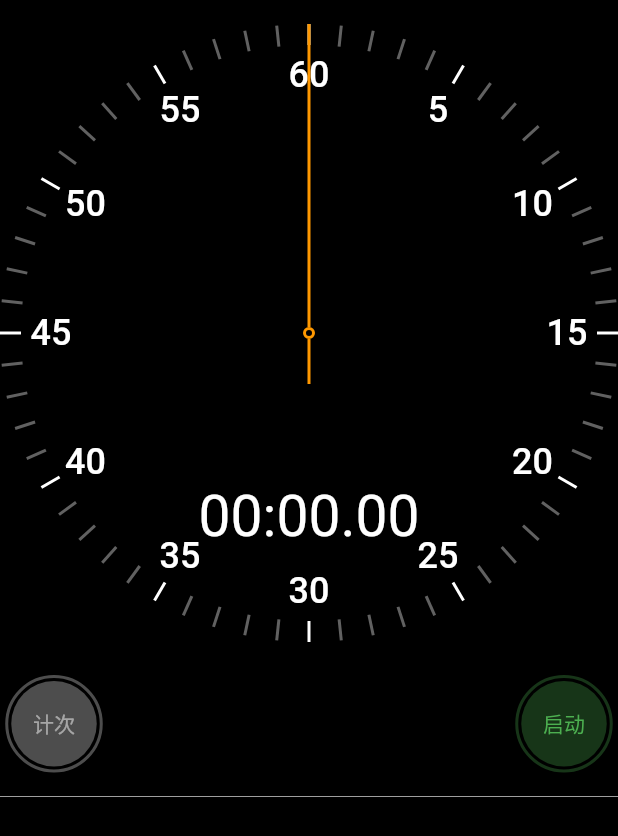
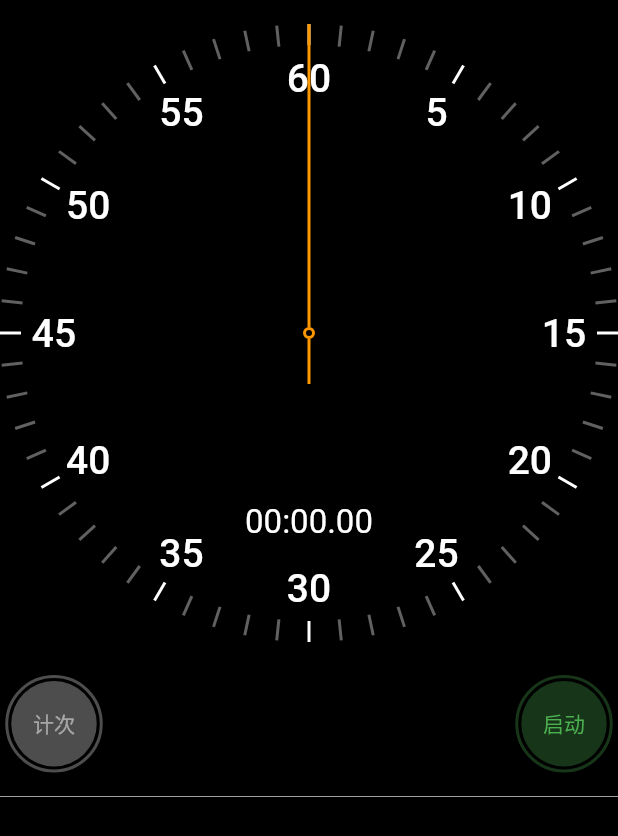
Before and after one commit to lakerszhy/stopwatch, a Flutter app: the screen it shows after launch, on a phone screen of 412 x 824 dp. Shown: the top 836 px of the screen. Run offline on Flutter 3.47's test engine with Material 2 defaults, Android fonts, the phone set to English and light mode, and no system bars; our stand-ins replace bloc, equatable, flutter_bloc.

Commit message:
调整字体大小

```diff
--- a/lib/widgets/clock_markers.dart
+++ b/lib/widgets/clock_markers.dart
@@ -80,7 +80,7 @@ class _TextMark extends StatelessWidget {
       transform: Matrix4.identity()
         ..translate(-_width / 2, -_height / 2, 0.0)
         ..rotateZ(pi * 2 * value / 60 + pi)
-        ..translate(0.0, radius - 34, 0.0)
+        ..translate(0.0, radius - 36, 0.0)
         ..rotateZ(pi - 2 * pi * value / 60),
       child: SizedBox(
         width: _width,
@@ -89,7 +89,7 @@ class _TextMark extends StatelessWidget {
           child: Text(
             value.toString(),
             style: const TextStyle(
-              fontSize: 24,
+              fontSize: 26,
               fontWeight: FontWeight.w500,
             ),
           ),
--- a/lib/widgets/elapsed_time_text.dart
+++ b/lib/widgets/elapsed_time_text.dart
@@ -18,7 +18,7 @@ class ElapsedTimeText extends StatelessWidget {
             state.totalElapsed.toText(),
             textAlign: TextAlign.center,
             style: const TextStyle(
-              fontSize: 38,
+              fontSize: 22,
               fontFeatures: [FontFeature.tabularFigures()],
             ),
           ),
```
